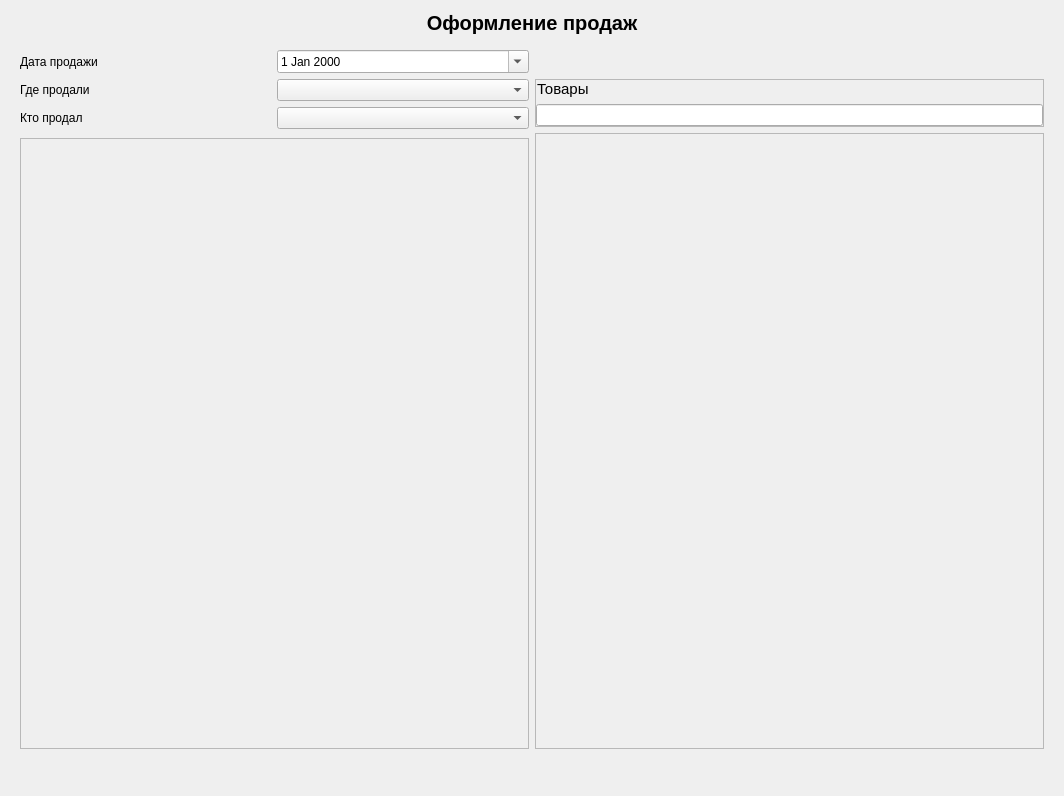
igol84/myproject, file prjstore/ui/pyside/sale_registration/sale_registration.ui: the form before one commit.
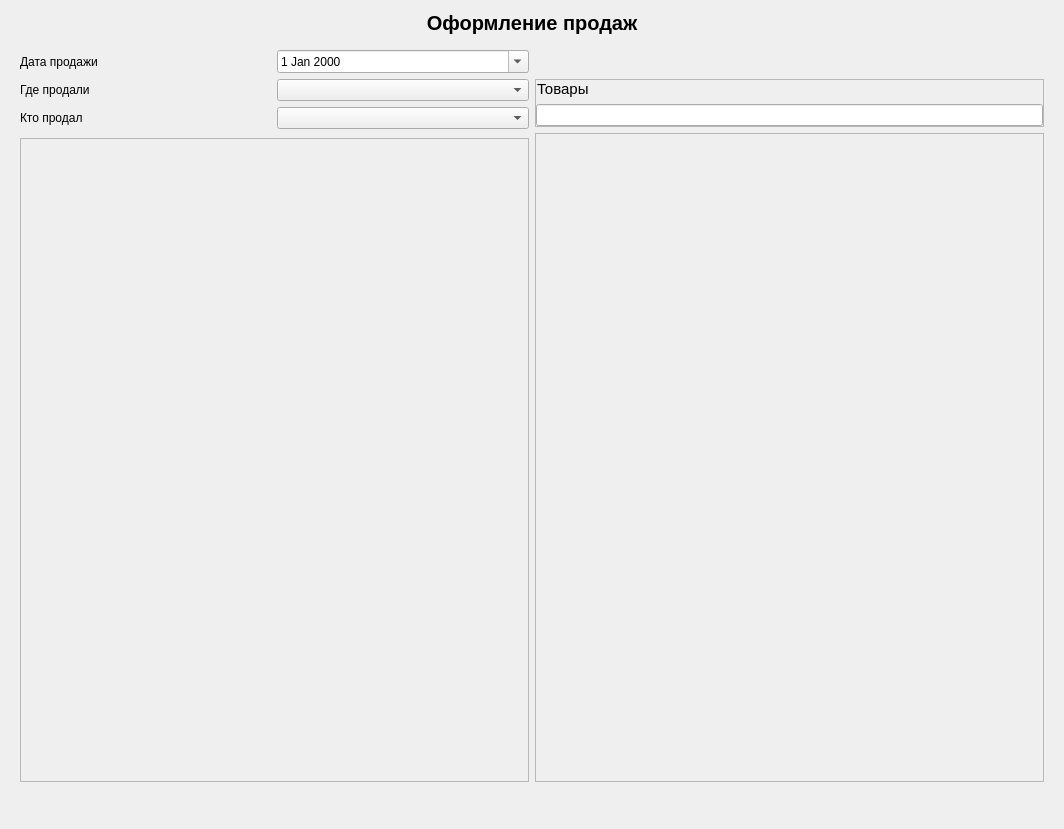
The form after the commit.

Commit message: - items editor with pages - sales items with pages - price editor with pages

The edit to the form file:
```diff
--- a/prjstore/ui/pyside/sale_registration/sale_registration.ui
+++ b/prjstore/ui/pyside/sale_registration/sale_registration.ui
@@ -10,7 +10,7 @@
     <x>0</x>
     <y>0</y>
     <width>1064</width>
-    <height>796</height>
+    <height>829</height>
    </rect>
   </property>
   <property name="windowTitle">
@@ -119,7 +119,7 @@
                 <x>0</x>
                 <y>0</y>
                 <width>508</width>
-                <height>605</height>
+                <height>638</height>
                </rect>
               </property>
               <layout class="QVBoxLayout" name="sli_layout"/>
@@ -216,7 +216,7 @@
                 <x>0</x>
                 <y>0</y>
                 <width>508</width>
-                <height>609</height>
+                <height>642</height>
                </rect>
               </property>
               <property name="sizePolicy">
```
Left out of the diff: 2 changed lines with no effect on the pictures. The commit also changes 6 other files.
